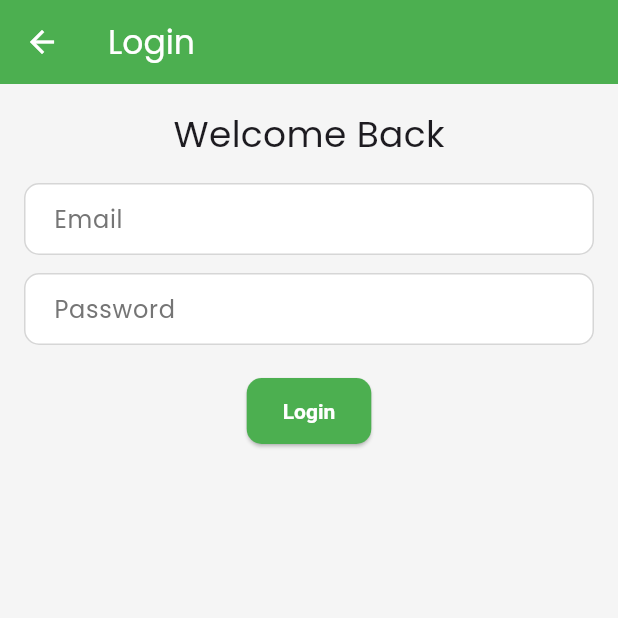
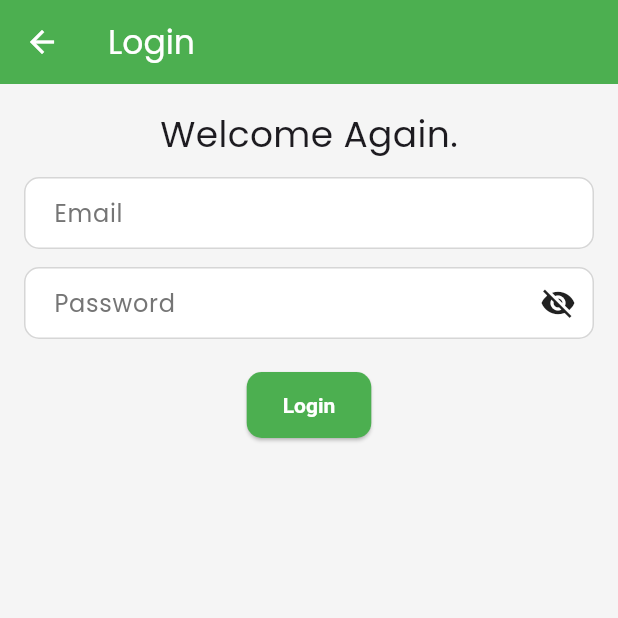
Before and after one commit to Jahir514/flutter, a Flutter app: the DashboardScreen screen opened by its route, after a tap on the "login" icon, on a phone screen of 412 x 824 dp, the top half of it. Run offline on Flutter 3.47's test engine with Material 3 defaults, Android fonts, the phone set to English and light mode, and no system bars; our stand-ins replace flutter_riverpod, google_fonts; network calls fail.

```diff
--- a/lib/app.dart
+++ b/lib/app.dart
@@ -3,6 +3,7 @@ import 'package:personal_budget/core/themes/app_theme.dart';
 import 'package:personal_budget/features/auth/screens/login_screen.dart';
 import 'package:personal_budget/features/auth/screens/register_screen.dart';
 import 'package:personal_budget/features/dashboard/screens/dashboard_screen.dart';
+import 'package:personal_budget/features/income/screens/income_screen.dart';
 
 class MyApp extends StatelessWidget {
   const MyApp({super.key});
@@ -13,11 +14,12 @@ class MyApp extends StatelessWidget {
       theme: AppTheme.lightTheme,
       darkTheme: AppTheme.darkTheme,
       themeMode: ThemeMode.system,
-      initialRoute: '/dashboard',
+      initialRoute: '/income',
       routes: {
         '/dashboard': (_) => const DashboardScreen(),
         '/login': (_) => const LoginScreen(),
         '/register': (_) => const RegisterScreen(),
+        '/income': (_) => const IncomeScreen(),
       },
     );
   }
--- a/lib/features/auth/screens/login_screen.dart
+++ b/lib/features/auth/screens/login_screen.dart
@@ -1,50 +1,125 @@
 import 'package:flutter/material.dart';
 import 'package:flutter_riverpod/flutter_riverpod.dart';
-import '../providers/auth_provider.dart';
+import 'package:personal_budget/core/themes/color_palette.dart';
+import 'package:personal_budget/features/auth/providers/auth_provider.dart';
 
-class LoginScreen extends ConsumerWidget {
+class LoginScreen extends ConsumerStatefulWidget {
   const LoginScreen({super.key});
+  @override
+  ConsumerState<LoginScreen> createState() => _LoginScreenState();
+}
 
+class _LoginScreenState extends ConsumerState<LoginScreen> {
+  final _formKey = GlobalKey<FormState>();
+  final _emailController = TextEditingController();
+  final _passwordController = TextEditingController();
+  var _obscurePassword = true;
+
+  //dispose method
   @override
-  Widget build(BuildContext context, WidgetRef ref) {
+  void dispose() {
+    _emailController.dispose();
+    _passwordController.dispose();
+    super.dispose();
+  }
+
+  //submit form
+  void _submit() {
+    if (_formKey.currentState!.validate()) {
+      final email = _emailController.text.trim();
+      final password = _passwordController.text.trim();
+      final authController = ref.watch(authControllerProvider.notifier);
+      authController.emailLogin(
+        email,
+        password,
+        context,
+        onSuccess: () {
+          Navigator.of(context).pushReplacementNamed('/dashboard');
+        },
+      );
+    }
+  }
+
+  //build method
+  @override
+  Widget build(BuildContext context) {
     final authState = ref.watch(authControllerProvider);
-    final authController = ref.read(authControllerProvider.notifier);
-
-    final emailController = TextEditingController();
-    final passwordController = TextEditingController();
-
     return Scaffold(
-      appBar: AppBar(title: const Text("Login")),
+      appBar: AppBar(title: Text('Login')),
       body: Padding(
-        padding: const EdgeInsets.all(16),
+        padding: EdgeInsets.all(16),
+        child: Form(
+          key: _formKey,
           child: Column(
             children: [
-            const Text("Welcome Back", style: TextStyle(fontSize: 24)),
-            const SizedBox(height: 16),
-            TextField(
-              controller: emailController,
-              decoration: const InputDecoration(labelText: "Email"),
+              Text('Welcome Again.', style: TextStyle(fontSize: 24)),
+              SizedBox(height: 12),
+              TextFormField(
+                controller: _emailController,
+                decoration: InputDecoration(
+                  labelText: 'Email',
+                  labelStyle: const TextStyle(color: AppColors.textSecondary),
+                  focusedBorder: OutlineInputBorder(
+                    borderSide: BorderSide(color: AppColors.primary),
                   ),
-            const SizedBox(height: 12),
-            TextField(
-              controller: passwordController,
-              obscureText: true,
-              decoration: const InputDecoration(labelText: "Password"),
                 ),
-            const SizedBox(height: 20),
+                validator: (value) {
+                  if (value == null || value.trim().isEmpty) {
+                    return 'Email is required';
+                  }
+                  if (!RegExp(r'^[^@]+@[^@]+\.[^@]+').hasMatch(value)) {
+                    return 'Enter a valid email';
+                  }
+                  return null;
+                },
+              ),
+              SizedBox(height: 12),
+              TextFormField(
+                controller: _passwordController,
+                obscureText: _obscurePassword,
+                decoration: InputDecoration(
+                  labelText: 'Password',
+                  labelStyle: const TextStyle(color: AppColors.textSecondary),
+                  focusedBorder: OutlineInputBorder(
+                    borderSide: BorderSide(color: AppColors.primary),
+                  ),
+                  suffixIcon: IconButton(
+                    onPressed: () {
+                      setState(() {
+                        _obscurePassword = !_obscurePassword;
+                      });
+                    },
+                    icon: _obscurePassword
+                        ? Icon(Icons.visibility_off)
+                        : Icon(Icons.visibility),
+                  ),
+                ),
+                validator: (value) {
+                  if (value == null || value.trim().isEmpty) {
+                    return 'Password is required';
+                  }
+                  return null;
+                },
+              ),
+              SizedBox(height: 10),
+              if (authState.error != null)
+                Padding(
+                  padding: const EdgeInsets.only(top: 12),
+                  child: Text(
+                    authState.error!,
+                    style: const TextStyle(
+                      color: Colors.red,
+                      fontWeight: FontWeight.w500,
+                    ),
+                  ),
+                ),
+              SizedBox(height: 10),
               ElevatedButton(
-              onPressed: authState.isLoading
-                  ? null
-                  : () {
-                      final email = emailController.text.trim();
-                      final pass = passwordController.text.trim();
-                      //authController.emailLogin(email, pass, context);
-                    },
-              child: authState.isLoading
-                  ? const CircularProgressIndicator()
-                  : const Text("Login"),
+                onPressed: authState.isLoading ? null : _submit,
+                child: Text('Login'),
               ),
             ],
+          ),
         ),
       ),
     );
--- a/lib/features/auth/services/auth_services.dart
+++ b/lib/features/auth/services/auth_services.dart
@@ -18,7 +18,6 @@ class AuthServices {
     );
 
     final data = jsonDecode(response.body);
-    print(data);
     if (response.statusCode == 200 || response.statusCode == 201) {
       return data['token'];
     } else {
@@ -37,7 +36,6 @@ class AuthServices {
       body: jsonEncode({'email': email, 'password': password}),
     );
     final data = jsonDecode(response.body);
-
     //send response based on status code
     if (response.statusCode == 200 || response.statusCode == 201) {
       return data['token'];
```
Also changed, not shown: lib/features/auth/controllers/auth_controller.dart (+40 -0 lines), lib/features/income/controllers/income_controller.dart (added, +25 -0 lines), lib/features/income/model/income_model.dart (added, +19 -0 lines), lib/features/income/model/income_state.dart (added, +21 -0 lines), lib/features/income/providers/income_provider.dart (added, +13 -0 lines), lib/features/income/screens/income_screen.dart (added, +51 -0 lines), lib/features/income/services/income_services.dart (added, +21 -0 lines), lib/features/income/widgets/add_income_dialog.dart (added, +70 -0 lines). Lines whose indentation alone changed are shown as unchanged.
